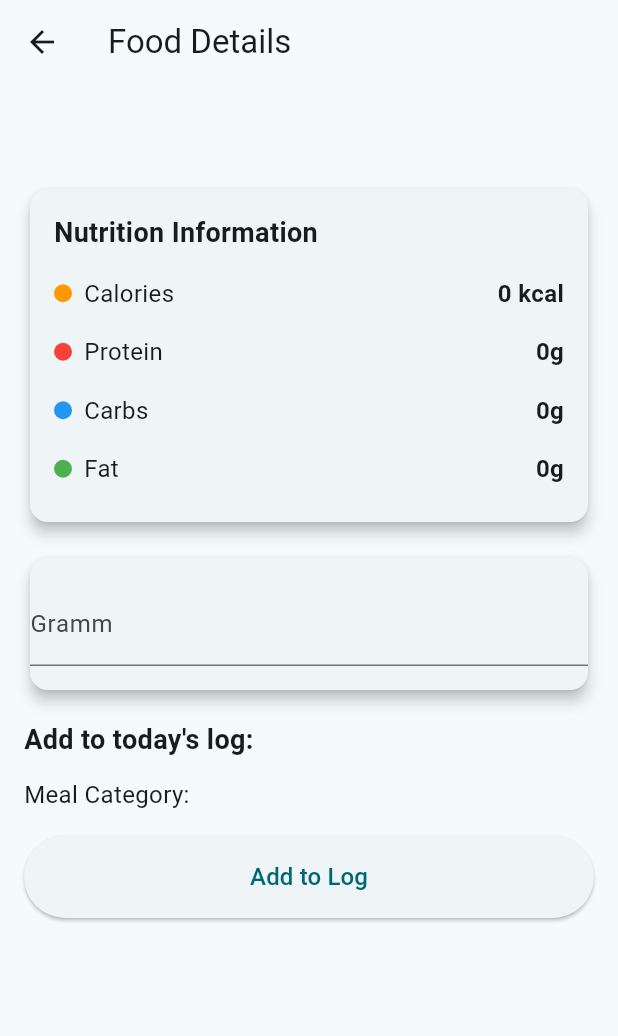
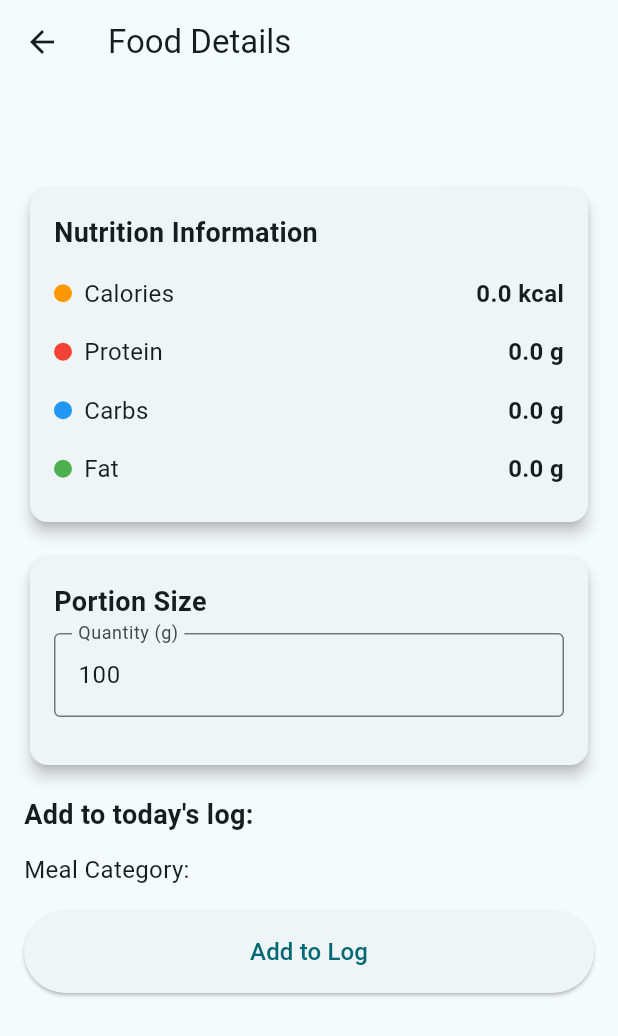
Before and after one commit to rYeti/FitTracker, a Flutter app: the FoodDetailsScreen screen opened directly with empty values, on a phone screen of 412 x 824 dp. Shown: the top 1036 px of the screen. Run offline on Flutter 3.47's test engine with Material 3 defaults, Android fonts, the phone set to English and light mode, and no system bars; our stand-ins replace dio, fl_chart, get_it, shared_preferences; missing offline and left inert: mobile_scanner; accounts and stored records are empty.

Commit message:
Refactor food detail view to include dynamic nutrition calculations based on user input. Introduce quantity input field and update nutrient display with calculated values. Ensure proper disposal of controllers to prevent memory leaks.

```diff
--- a/lib/feature/food_tracking/presentation/view/food_detail_view.dart
+++ b/lib/feature/food_tracking/presentation/view/food_detail_view.dart
@@ -19,8 +19,31 @@ class FoodDetailsScreen extends StatefulWidget {
 
 class _FoodDetailsScreenState extends State<FoodDetailsScreen> {
   final NutritionRepository _repository = NutritionRepository();
-  String _selectedCategory = 'Breakfast';
-  final double _quantity = 100.0;
+  final TextEditingController _quantityController = TextEditingController(
+    text: "100",
+  );
+  double _quantity = 100.0;
+
+  // Calculated nutrition values
+  double _calculatedCalories = 0;
+  double _calculatedProtein = 0;
+  double _calculatedCarbs = 0;
+  double _calculatedFat = 0;
+
+  @override
+  void initState() {
+    super.initState();
+    _calculateNutrition();
+  }
+
+  void _calculateNutrition() {
+    setState(() {
+      _calculatedCalories = widget.foodItem.calories * (_quantity / 100);
+      _calculatedProtein = widget.foodItem.protein * (_quantity / 100);
+      _calculatedCarbs = widget.foodItem.carbs * (_quantity / 100);
+      _calculatedFat = widget.foodItem.fat * (_quantity / 100);
+    });
+  }
 
   @override
   Widget build(BuildContext context) {
@@ -74,20 +97,12 @@ class _FoodDetailsScreenState extends State<FoodDetailsScreen> {
             const SizedBox(height: 8),
             _buildNutrientRow(
               'Calories',
-              '${widget.foodItem.calories} kcal',
+              '$_calculatedCalories kcal',
               Colors.orange,
             ),
-            _buildNutrientRow(
-              'Protein',
-              '${widget.foodItem.protein}g',
-              Colors.red,
-            ),
-            _buildNutrientRow(
-              'Carbs',
-              '${widget.foodItem.carbs}g',
-              Colors.blue,
-            ),
-            _buildNutrientRow('Fat', '${widget.foodItem.fat}g', Colors.green),
+            _buildNutrientRow('Protein', '$_calculatedProtein g', Colors.red),
+            _buildNutrientRow('Carbs', '$_calculatedCarbs g', Colors.blue),
+            _buildNutrientRow('Fat', '$_calculatedFat g', Colors.green),
           ],
         ),
       ),
@@ -95,6 +110,10 @@ class _FoodDetailsScreenState extends State<FoodDetailsScreen> {
   }
 
   Widget _buildNutrientRow(String label, String value, Color color) {
+    // Extract numeric value from the string, removing units
+    final numericValue = double.parse(value.replaceAll(RegExp(r'[^0-9.]'), ''));
+    final String unit = label.contains("Calories") ? "kcal" : "g";
+
     return Padding(
       padding: const EdgeInsets.symmetric(vertical: 8.0),
       child: Row(
@@ -107,9 +126,18 @@ class _FoodDetailsScreenState extends State<FoodDetailsScreen> {
           const SizedBox(width: 8),
           Text(label, style: const TextStyle(fontSize: 16)),
           const Spacer(),
-          Text(
-            value,
-            style: const TextStyle(fontSize: 16, fontWeight: FontWeight.bold),
+          TweenAnimationBuilder<double>(
+            tween: Tween<double>(begin: 0, end: numericValue),
+            duration: const Duration(milliseconds: 200),
+            builder: (context, value, child) {
+              return Text(
+                '${value.toStringAsFixed(1)} $unit',
+                style: const TextStyle(
+                  fontSize: 16,
+                  fontWeight: FontWeight.bold,
+                ),
+              );
+            },
           ),
         ],
       ),
@@ -120,13 +148,32 @@ class _FoodDetailsScreenState extends State<FoodDetailsScreen> {
     return Card(
       elevation: 4,
       child: Padding(
-        padding: const EdgeInsets.symmetric(vertical: 16.0),
+        padding: const EdgeInsets.all(16.0),
         child: Column(
+          crossAxisAlignment: CrossAxisAlignment.start,
           children: [
+            const Text(
+              "Portion Size",
+              style: TextStyle(fontSize: 18, fontWeight: FontWeight.bold),
+            ),
+            const SizedBox(height: 8),
             TextField(
+              controller: _quantityController,
               keyboardType: TextInputType.number,
-              decoration: const InputDecoration(labelText: 'Gramm'),
+              decoration: const InputDecoration(
+                labelText: 'Quantity (g)',
+                border: OutlineInputBorder(),
+              ),
+              onChanged: (value) {
+                // Strip non-numeric characters
+                final numericValue = value.replaceAll(RegExp(r'[^0-9.]'), '');
+                setState(() {
+                  _quantity = double.tryParse(numericValue) ?? 100.0;
+                });
+                _calculateNutrition();
+              },
             ),
+            const SizedBox(height: 16),
           ],
         ),
       ),
@@ -153,12 +200,21 @@ class _FoodDetailsScreenState extends State<FoodDetailsScreen> {
             padding: const EdgeInsets.symmetric(vertical: 16),
           ),
           onPressed: () async {
-            await _repository.addFoodToMeal(widget.category, widget.foodItem);
+            // Create a copy with adjusted values
+            final adjustedFoodItem = FoodItemModel(
+              name: widget.foodItem.name,
+              calories: _calculatedCalories.round(),
+              protein: _calculatedProtein.round(),
+              carbs: _calculatedCarbs.round(),
+              fat: _calculatedFat.round(),
+            );
+
+            await _repository.addFoodToMeal(widget.category, adjustedFoodItem);
             // Show confirmation
             ScaffoldMessenger.of(context).showSnackBar(
               SnackBar(
                 content: Text(
-                  'Added ${widget.foodItem.name} to ${widget.category}',
+                  'Added ${widget.foodItem.name} (${_quantity.round()}g) to ${widget.category}',
                 ),
                 backgroundColor: Colors.green,
               ),
@@ -171,4 +227,10 @@ class _FoodDetailsScreenState extends State<FoodDetailsScreen> {
       ],
     );
   }
+
+  @override
+  void dispose() {
+    _quantityController.dispose();
+    super.dispose();
+  }
 }
```
